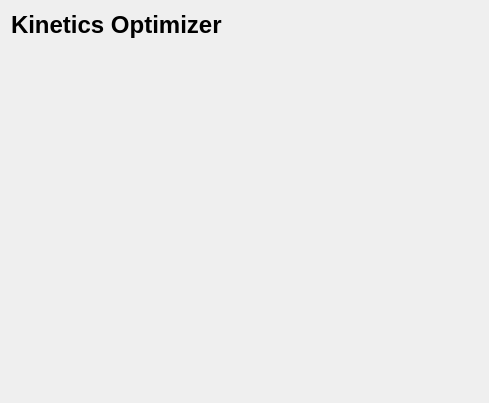
Above: cbr/kinetics/visual/KineticsOptimizer.ui from TUM-CBR/pymol-plugins before the change. Below: the same form after it.
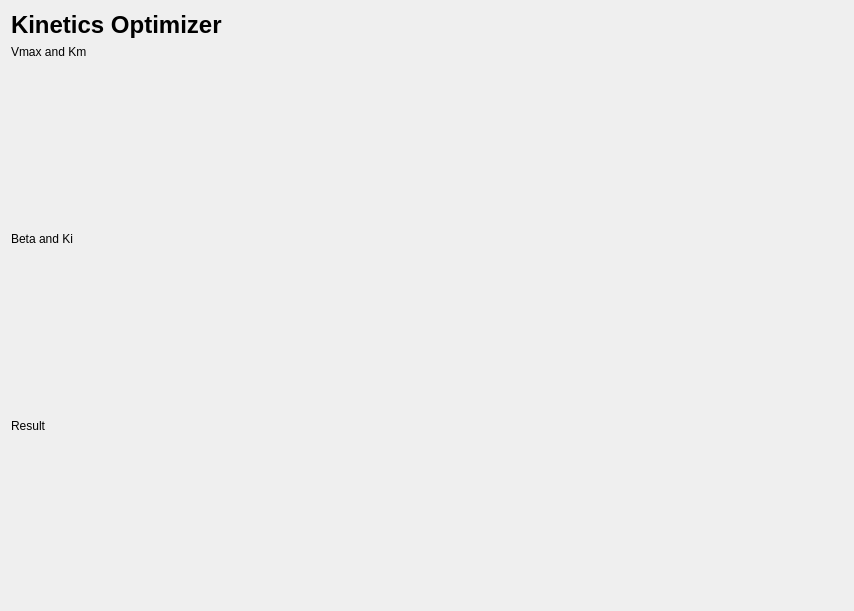
That is the form after the change.

Commit message: [Kinetics] Begin of LinearFit widget to facilitate the estimation of values.

```diff
--- a/cbr/kinetics/visual/KineticsOptimizer.ui
+++ b/cbr/kinetics/visual/KineticsOptimizer.ui
@@ -6,14 +6,37 @@
    <rect>
     <x>0</x>
     <y>0</y>
-    <width>489</width>
-    <height>403</height>
+    <width>854</width>
+    <height>611</height>
    </rect>
   </property>
   <property name="windowTitle">
    <string>Form</string>
   </property>
-  <layout class="QGridLayout" name="gridLayout" rowstretch="0,1" rowminimumheight="0,0">
+  <layout class="QGridLayout" name="gridLayout" rowstretch="0,0,1,0,0,1,0,1,0" rowminimumheight="0,0,0,0,0,0,0,0,0">
+   <item row="7" column="0">
+    <widget class="QWidget" name="plotWidget" native="true"/>
+   </item>
+   <item row="5" column="0">
+    <widget class="QWidget" name="betaWidget" native="true"/>
+   </item>
+   <item row="2" column="0">
+    <widget class="QWidget" name="vmaxPlotWidget" native="true"/>
+   </item>
+   <item row="3" column="0">
+    <widget class="QLabel" name="label_3">
+     <property name="text">
+      <string>Beta and Ki</string>
+     </property>
+    </widget>
+   </item>
+   <item row="1" column="0">
+    <widget class="QLabel" name="label_2">
+     <property name="text">
+      <string>Vmax and Km</string>
+     </property>
+    </widget>
+   </item>
    <item row="0" column="0">
     <widget class="QLabel" name="label">
      <property name="styleSheet">
@@ -25,8 +48,12 @@
      </property>
     </widget>
    </item>
-   <item row="1" column="0">
-    <widget class="QWidget" name="plotWidget" native="true"/>
+   <item row="6" column="0">
+    <widget class="QLabel" name="label_4">
+     <property name="text">
+      <string>Result</string>
+     </property>
+    </widget>
    </item>
   </layout>
  </widget>
```
The commit also changes 13 other files.
